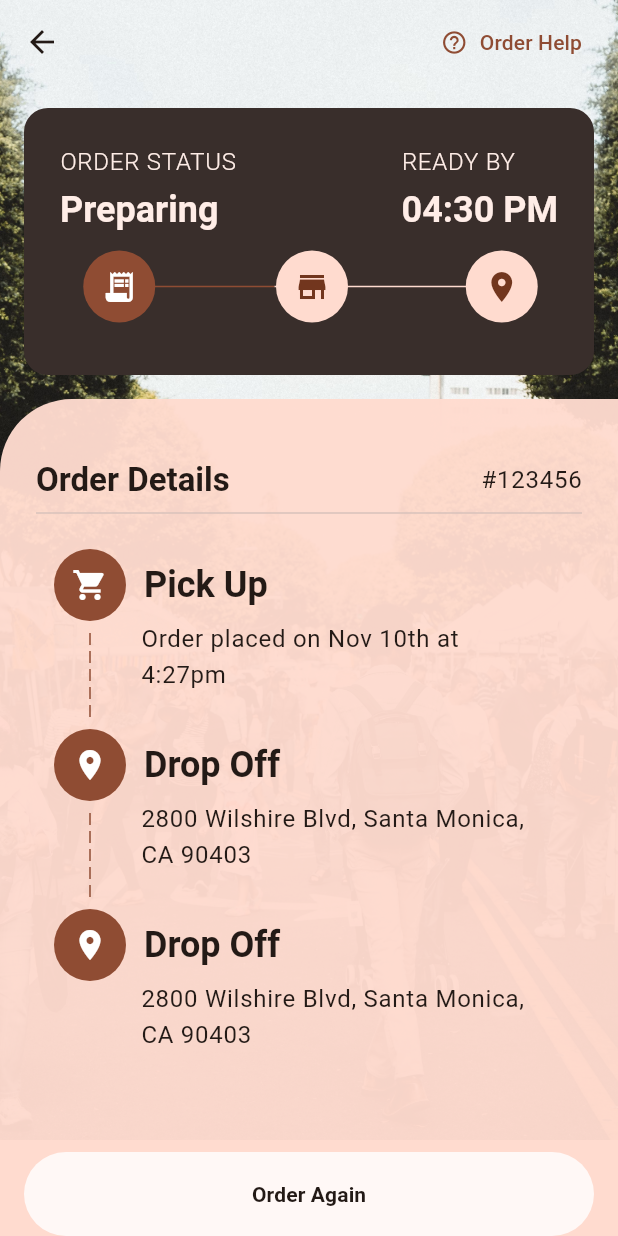
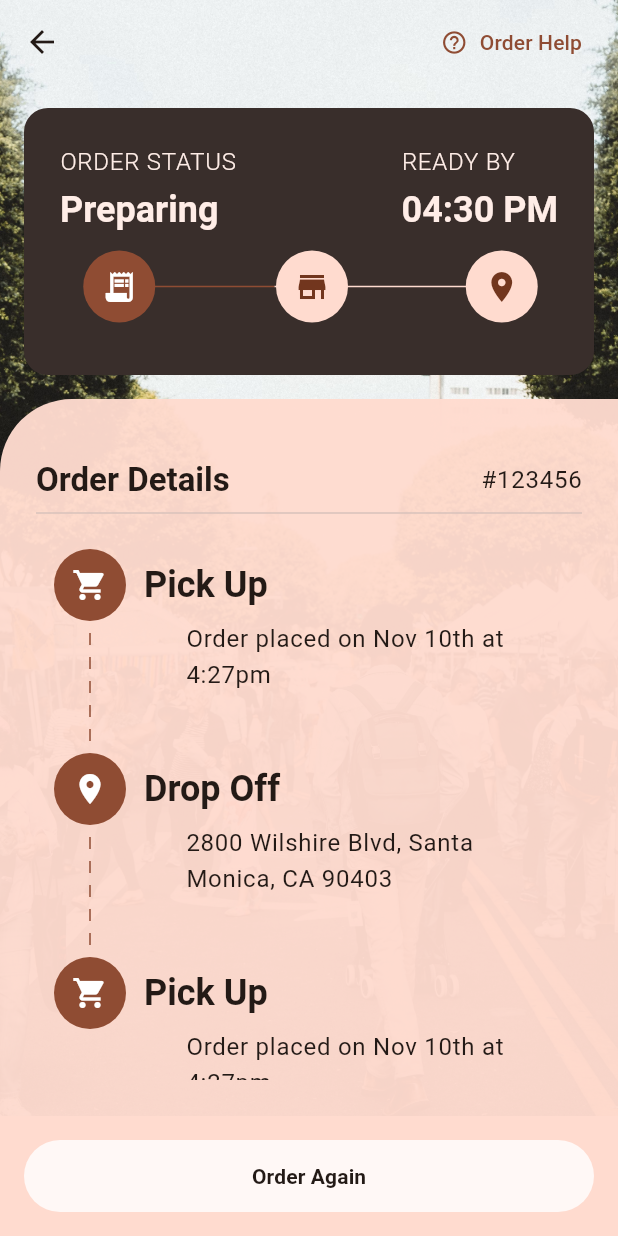
Before and after one commit to Mios-dream/Grocery-Shopping-App, a Flutter app: the OrderDetailScreen screen opened directly, on a phone screen of 412 x 824 dp. Run offline on Flutter 3.47's test engine with Material 3 defaults, Android fonts, the phone set to English and light mode, and no system bars; our stand-ins replace bloc, equatable, flutter_animate, flutter_bloc, go_router, google_fonts; missing offline and left inert: mobile_scanner; network calls fail.

```diff
--- a/lib/screen/order_detail_screen.dart
+++ b/lib/screen/order_detail_screen.dart
@@ -7,7 +7,6 @@ class OrderDetailScreen extends StatelessWidget {
 
   @override
   Widget build(BuildContext context) {
-    final size = MediaQuery.sizeOf(context);
     final textTheme = Theme.of(context).textTheme;
     final colorScheme = Theme.of(context).colorScheme;
 
@@ -170,16 +169,16 @@ class OrderDetailScreen extends StatelessWidget {
                                 ),
                               ),
                               Step(
-                                icon: Icons.location_on,
+                                icon: Icons.shopping_cart,
                                 title: Text(
-                                  'Drop Off',
+                                  'Pick Up',
                                   style: Theme.of(context)
                                       .textTheme
                                       .headlineSmall!
                                       .copyWith(fontWeight: FontWeight.bold),
                                 ),
                                 content: Text(
-                                  '2800 Wilshire Blvd, Santa Monica, CA 90403',
+                                  'Order placed on Nov 10th at 4:27pm',
                                   style: Theme.of(context).textTheme.bodyLarge,
                                 ),
                               ),
@@ -194,13 +193,11 @@ class OrderDetailScreen extends StatelessWidget {
             ],
           ),
           bottomNavigationBar: BottomAppBar(
-            height: 64,
+            height: 80,
             color: colorScheme.primaryContainer,
             elevation: 0.0,
-            padding: const EdgeInsets.only(
-              left: 16.0,
-              right: 16.0,
-              top: 8.0,
+            padding: const EdgeInsets.all(
+              16
             ),
             child: FilledButton(
               onPressed: () {},
--- a/lib/widget/app_stepper.dart
+++ b/lib/widget/app_stepper.dart
@@ -67,6 +67,7 @@ class Stepper extends StatelessWidget {
                   ],
                 ),
               ),
+
               Stack(
                 children: [
                   steps.length - 1 == i
@@ -82,9 +83,9 @@ class Stepper extends StatelessWidget {
                         ),
                   Container(
                     margin: const EdgeInsetsDirectional.only(
-                      start: 70.0,
+                      start: 100.0,
                       end: 24.0,
-                      bottom: 24.0,
+                      bottom: 40.0,
                     ),
                     child: Column(
                         children: [steps[i].content ?? const SizedBox()]),
```
Also changed, not shown: pubspec.lock.
